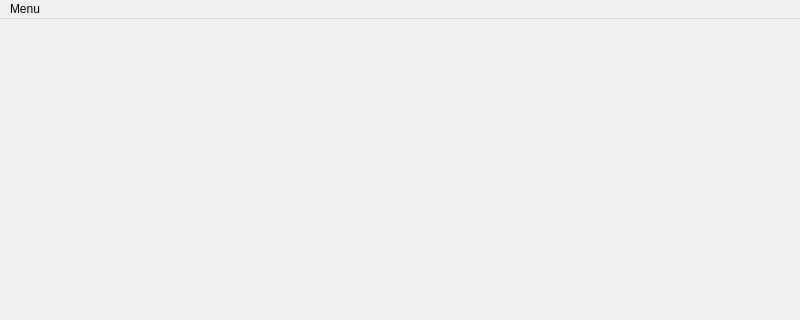
The window that src/mainwindow.ui (QixuanZhao/Vulkaniser) describes before a commit, drawn with Qt 5; both pictures show x 0 to 800 and y 0 to 320 of the 800 by 600 pixel window.
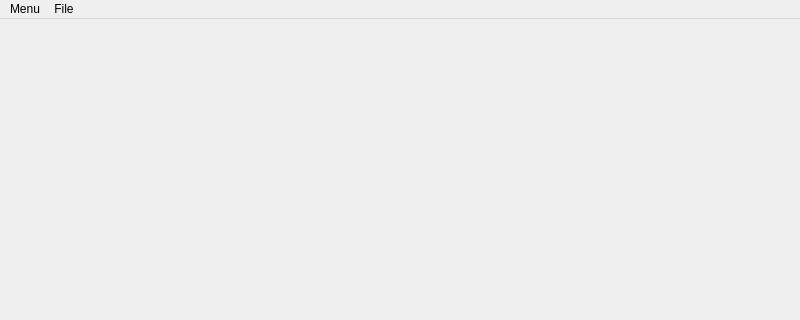
The same window after the commit.

```diff
--- a/src/mainwindow.ui
+++ b/src/mainwindow.ui
@@ -27,8 +27,15 @@
     <property name="title">
      <string>Menu</string>
     </property>
+    <addaction name="actionInfo"/>
+   </widget>
+   <widget class="QMenu" name="menuFile">
+    <property name="title">
+     <string>File</string>
+    </property>
    </widget>
    <addaction name="menuMenu"/>
+   <addaction name="menuFile"/>
   </widget>
   <widget class="QStatusBar" name="statusbar"/>
  </widget>
```
Left out of the diff: 5 changed lines with no effect on the pictures.
